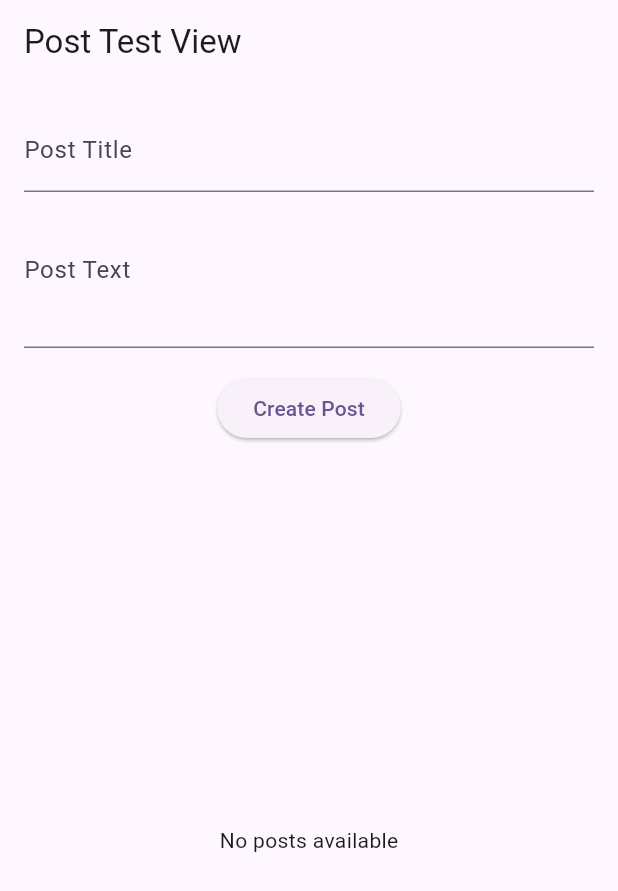
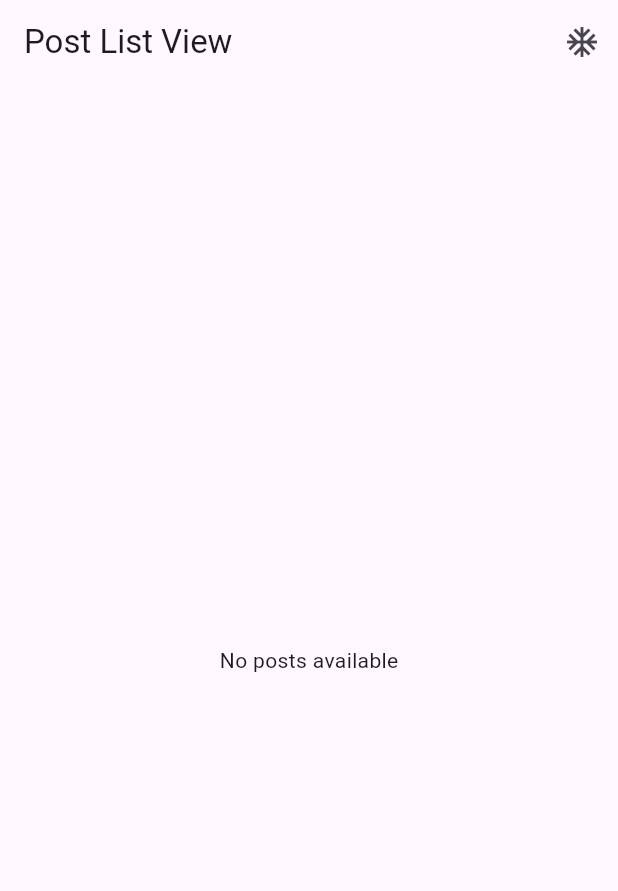
Before and after one commit to circuitbreak98/basketball-lab-flutter, a Flutter app: the screen it shows once a user with an empty profile is signed in, on a phone screen of 412 x 824 dp. Shown: the top 891 px of the screen. Run offline on Flutter 3.47's test engine with Material 3 defaults, Android fonts, the light colour scheme and no system bars; our stand-ins replace cloud_firestore, firebase_auth, firebase_core; missing offline and left inert: firebase_ui_auth, firebase_ui_oauth_google; accounts and stored records are empty; statements that could not run were skipped.

Commit message:
update post timestamp

```diff
--- a/lib/auth_gate.dart
+++ b/lib/auth_gate.dart
@@ -15,8 +15,9 @@ class AuthGate extends StatelessWidget {
     return StreamBuilder<User?>(
       stream: FirebaseAuth.instance.authStateChanges(),
       builder: (context, snapshot) {
-        if (!snapshot.hasData) {
-          return SignInScreen(
+        return snapshot.hasData
+            ? PostListView()
+            : SignInScreen(
                 providers: [
                   EmailAuthProvider(),
                   GoogleProvider(
@@ -59,11 +60,6 @@ class AuthGate extends StatelessWidget {
                   );
                 },
               );
-        }
-
-        //return const HomeScreen();
-        //return PostView();
-        return PostTestView();
       },
     );
   }
--- a/lib/postModel.dart
+++ b/lib/postModel.dart
@@ -4,22 +4,33 @@ class PostModel {
   String id;
   String title;
   String text;
+  Timestamp dateCreated;
 
   PostModel({
     required this.id,
     required this.title,
     required this.text,
+    required this.dateCreated,
   });
 
   factory PostModel.newPost(String title, String text) {
     String generatedId =
         FirebaseFirestore.instance.collection("Posts").doc().id;
-    return PostModel(id: generatedId, title: title, text: text);
+    return PostModel(
+      id: generatedId,
+      title: title,
+      text: text,
+      dateCreated: Timestamp.now(),
+    );
   }
 
   factory PostModel.fromJson(Map<String, dynamic> data, String id) {
     return PostModel(
-        id: id, title: data['title'] ?? '', text: data['text'] ?? '');
+      id: id,
+      title: data['title'] ?? '',
+      text: data['text'] ?? '',
+      dateCreated: data['dateCreated'] ?? Timestamp.now(),
+    );
   }
 
   Map<String, dynamic> toJson() {
@@ -27,6 +38,7 @@ class PostModel {
       'id': id,
       'title': title,
       'text': text,
+      'dateCreated': dateCreated,
     };
   }
 }
--- a/lib/postTestView.dart
+++ b/lib/postTestView.dart
@@ -10,18 +10,44 @@ import 'package:flutter/material.dart';
 import 'postModel.dart';
 import 'postRepository.dart';
 
-class PostTestView extends StatefulWidget {
-  const PostTestView({Key? key}) : super(key: key);
+/// post test view를 post list view 하나 나누고, post write button view 로 나누기
+/// 탭뷰가 post list view와 my profile view를 가지고 있어야함.
+
+class PostListView extends StatelessWidget {
+  const PostListView({super.key});
 
   @override
-  State<PostTestView> createState() => _PostTestViewState();
+  Widget build(BuildContext context) {
+    return Scaffold(
+      appBar: AppBar(title: Text("Post List View"), actions: [
+        IconButton(
+            onPressed: () {
+              // page route PostWriteView
+              Navigator.push(
+                context,
+                MaterialPageRoute(
+                  builder: (context) => PostWriteView(),
+                ),
+              );
+            },
+            icon: Icon(Icons.ac_unit))
+      ]),
+      body: PostListSubView(),
+    );
+  }
 }
 
-class _PostTestViewState extends State<PostTestView> {
+class PostWriteView extends StatefulWidget {
+  const PostWriteView({Key? key}) : super(key: key);
+
+  @override
+  State<PostWriteView> createState() => _PostWriteViewState();
+}
+
+class _PostWriteViewState extends State<PostWriteView> {
   final PostRepository repository = PostRepository();
   final TextEditingController _titleController = TextEditingController();
   final TextEditingController _textController = TextEditingController();
-  List<PostModel> _posts = [];
   bool _isLoading = false;
 
   Future<void> _createPost() async {
@@ -46,7 +72,6 @@ class _PostTestViewState extends State<PostTestView> {
       );
       _titleController.clear();
       _textController.clear();
-      await _loadAllPosts(); // Refresh the list after adding a post
     } else {
       ScaffoldMessenger.of(context).showSnackBar(
         const SnackBar(content: Text('Failed to create post')),
@@ -58,6 +83,53 @@ class _PostTestViewState extends State<PostTestView> {
     });
   }
 
+  @override
+  Widget build(BuildContext context) {
+    return Scaffold(
+        appBar: AppBar(
+          title: const Text('Post Test View'),
+          actions: [
+            IconButton(
+              onPressed: () => Navigator.pop(context),
+              icon: Icon(Icons.abc_sharp),
+            )
+          ],
+        ),
+        body: Padding(
+            padding: const EdgeInsets.all(16.0),
+            child: Column(children: [
+              TextField(
+                controller: _titleController,
+                decoration: const InputDecoration(labelText: 'Post Title'),
+              ),
+              TextField(
+                controller: _textController,
+                decoration: const InputDecoration(labelText: 'Post Text'),
+                maxLines: 3,
+              ),
+              const SizedBox(height: 16),
+              ElevatedButton(
+                onPressed: _isLoading ? null : _createPost,
+                child: _isLoading
+                    ? const CircularProgressIndicator()
+                    : const Text('Create Post'),
+              )
+            ])));
+  }
+}
+
+class PostListSubView extends StatefulWidget {
+  const PostListSubView({Key? key}) : super(key: key);
+
+  @override
+  State<PostListSubView> createState() => _PostListSubViewState();
+}
+
+class _PostListSubViewState extends State<PostListSubView> {
+  final PostRepository repository = PostRepository();
+  List<PostModel> _posts = [];
+  bool _isLoading = false;
+
   Future<void> _loadAllPosts() async {
     setState(() {
       _isLoading = true;
@@ -65,6 +137,7 @@ class _PostTestViewState extends State<PostTestView> {
 
     try {
       final posts = await repository.getAllPosts();
+      print("$posts");
       setState(() {
         _posts = posts;
       });
@@ -87,29 +160,15 @@ class _PostTestViewState extends State<PostTestView> {
 
   @override
   Widget build(BuildContext context) {
+    // WidgetsBinding.instance.addPostFrameCallback((_) {
+    //   _loadAllPosts();
+    // });
+
     return Scaffold(
-      appBar: AppBar(title: const Text('Post Test View')),
       body: Padding(
         padding: const EdgeInsets.all(16.0),
         child: Column(
           children: [
-            TextField(
-              controller: _titleController,
-              decoration: const InputDecoration(labelText: 'Post Title'),
-            ),
-            TextField(
-              controller: _textController,
-              decoration: const InputDecoration(labelText: 'Post Text'),
-              maxLines: 3,
-            ),
-            const SizedBox(height: 16),
-            ElevatedButton(
-              onPressed: _isLoading ? null : _createPost,
-              child: _isLoading
-                  ? const CircularProgressIndicator()
-                  : const Text('Create Post'),
-            ),
-            const SizedBox(height: 16),
             Expanded(
               child: _isLoading
                   ? const Center(child: CircularProgressIndicator())
--- a/lib/postView.dart
+++ b/lib/postView.dart
@@ -93,6 +93,7 @@ class _PostViewState extends State<PostView> {
                     maxLines: 2,
                     overflow: TextOverflow.ellipsis,
                   ),
+                  Text(post.dateCreated.toString()),
                   const SizedBox(height: 8),
                   Expanded(
                     child: Text(
```
Also changed, not shown: lib/postRepository.dart (+5 -2 lines). Lines whose indentation alone changed are shown as unchanged.
